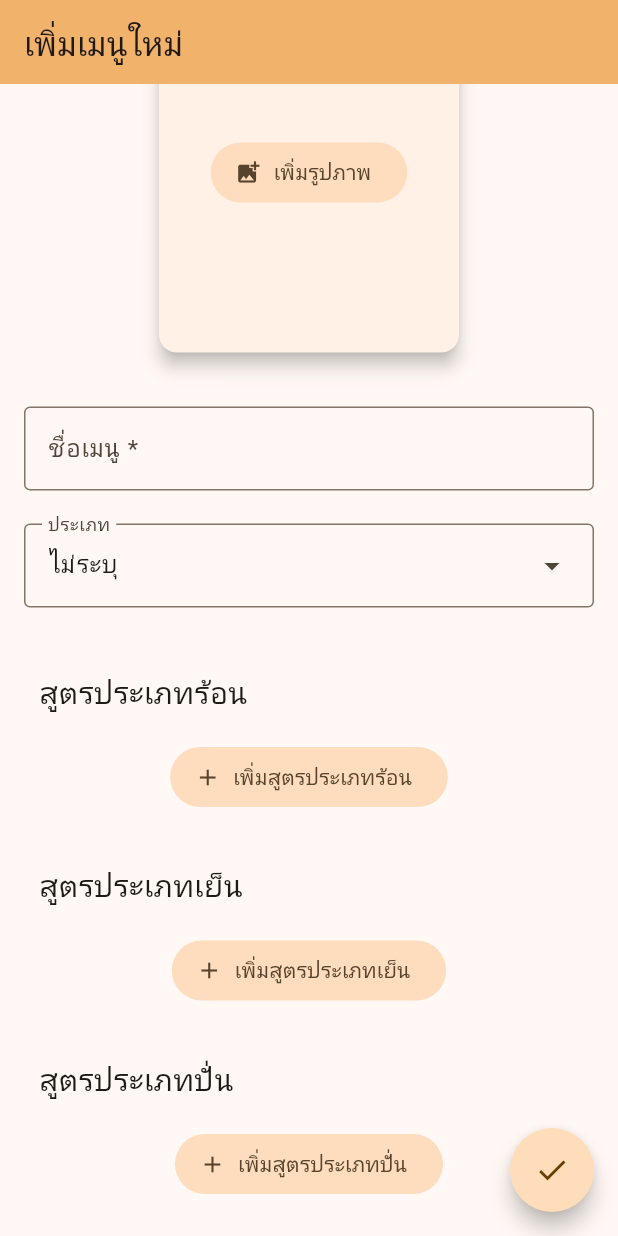
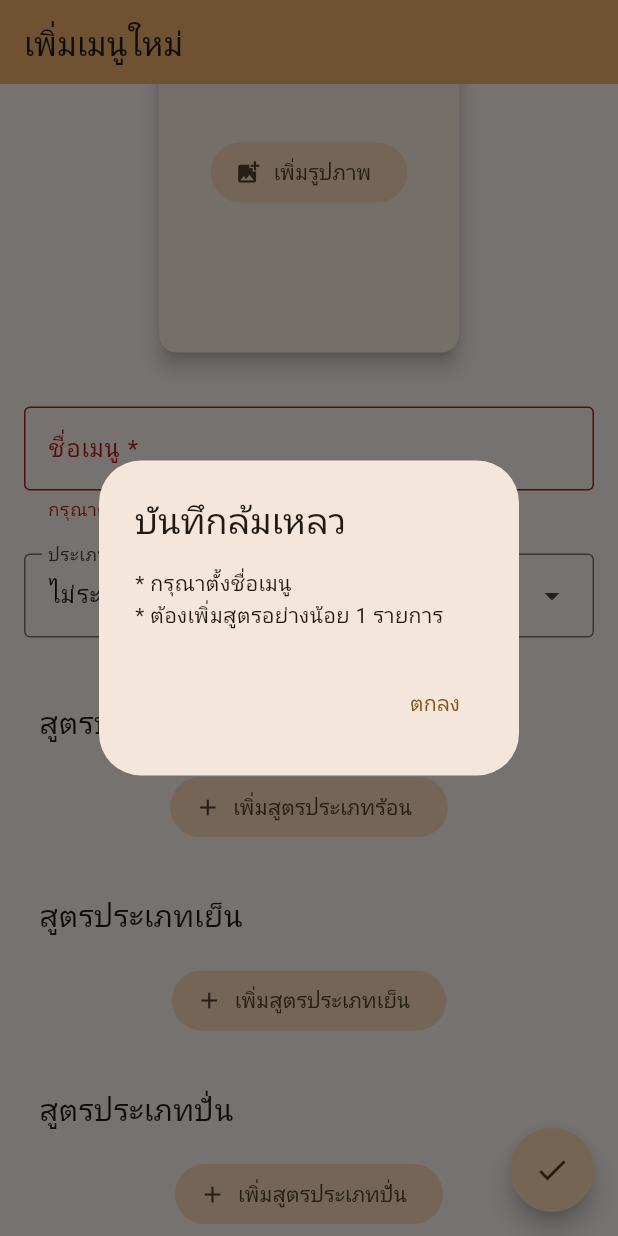
Before and after one commit to chaww/recipes_book, a Flutter app: the EditMenuPage widget shown alone on an empty page, opened directly with empty values, scrolled down 81 dp, after a tap on the "done" icon, on a phone screen of 412 x 824 dp. Run offline on Flutter 3.47's test engine with Material 3 defaults, Android fonts, the phone set to English and light mode, and no system bars; our stand-ins replace bloc, equatable, flutter_bloc, image_picker, rxdart, shared_preferences; accounts and stored records are empty; generated files the repository leaves out were written again.

Commit message:
handle FloatingActionButton

```diff
--- a/lib/views/edit_menu/view/edit_menu_view.dart
+++ b/lib/views/edit_menu/view/edit_menu_view.dart
@@ -33,6 +33,7 @@ class EditMenuPage extends StatelessWidget {
                   content: Text('บันทึกข้อมูลแล้ว'),
                 ),
               );
+            Navigator.of(context).pop();
           } else if (state.status == EditMenuStatus.failure) {
             await showDialog<void>(
               context: context,
@@ -81,7 +82,11 @@ class EditMenuView extends StatelessWidget {
         title: Text(title),
       ),
       floatingActionButton: FloatingActionButton(
-        onPressed: () {},
+        onPressed: () {
+          context.read<EditMenuBloc>().add(
+                const EditMenuSubmitted(),
+              );
+        },
         shape: const CircleBorder(),
         child: const Icon(Icons.done),
       ),
```
